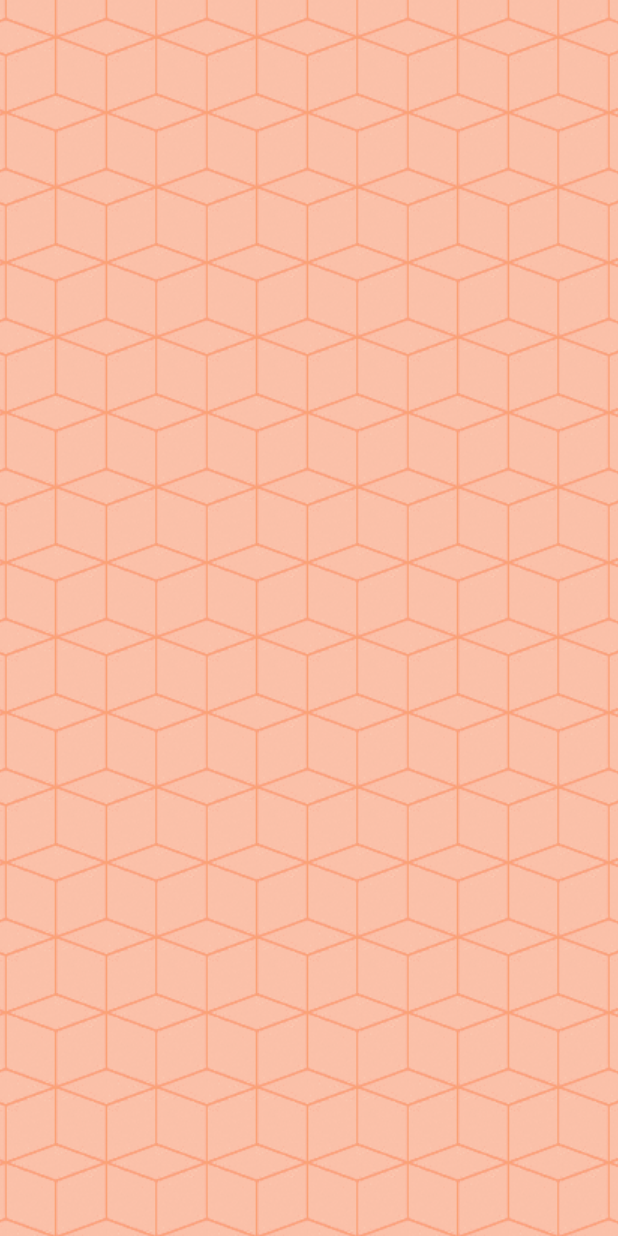
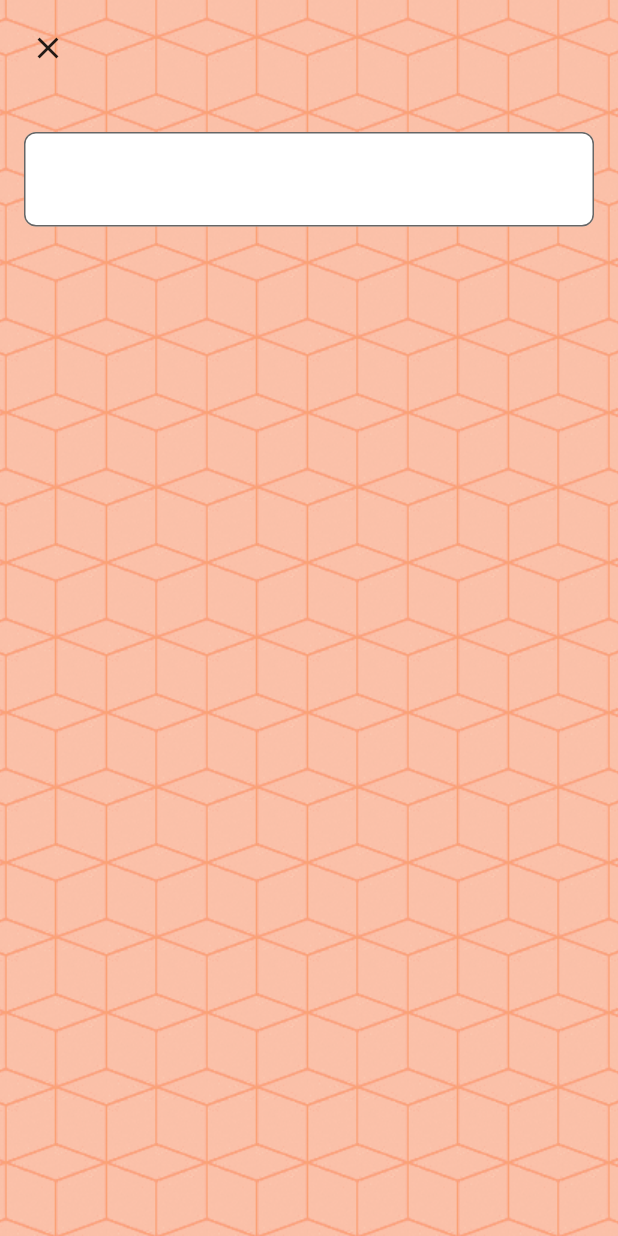
Before and after one commit to jtmuller5/candy_bars, a Flutter app: the NewAisleView screen opened directly, on a phone screen of 412 x 824 dp. Run offline on Flutter 3.47's test engine with Material 2 defaults, Android fonts, the light colour scheme and no system bars; our stand-ins replace flutter_dotenv, flutter_hooks, get_it, google_fonts, injectable, stacked and 1 more; accounts and stored records are empty; statements that could not run were skipped.

Commit message:
Loaders and adding new aisle

```diff
--- a/lib/features/aisles/ui/newAisle/new_aisle_view.dart
+++ b/lib/features/aisles/ui/newAisle/new_aisle_view.dart
@@ -1,15 +1,17 @@
 import 'package:candy_bars/features/shared/ui/background.dart';
 import 'package:flutter/material.dart';
+import 'package:flutter_hooks/flutter_hooks.dart';
 import 'package:stacked/stacked.dart';
 import './new_aisle_view_model.dart';
 
-class NewAisleView extends StatelessWidget {
+class NewAisleView extends HookWidget {
   const NewAisleView({Key? key}) : super(key: key);
 
   @override
   Widget build(BuildContext context) {
-    return ViewModelBuilder
-    <NewAisleViewModel>.reactive(
+    TextEditingController nameController = useTextEditingController();
+
+    return ViewModelBuilder<NewAisleViewModel>.reactive(
       viewModelBuilder: () => NewAisleViewModel(),
       onModelReady: (model) {
         // model.initialize();
@@ -17,13 +19,28 @@ class NewAisleView extends StatelessWidget {
       builder: (context, model, child) {
         return Scaffold(
             body: Background(
-              child: Column(
-                children: [
-                  Container()
-                ],
+          child: Stack(
+            children: [
+              Padding(
+                padding: const EdgeInsets.all(16.0),
+                child: Column(
+
+                  children: [
+                    SizedBox(height: 72),
+                    TextField(
+                      controller: nameController,
+                    )
+                  ],
+                ),
               ),
-            )
-        );
+              Positioned(
+                top: 8,
+                left: 8,
+                child: CloseButton(),
+              ),
+            ],
+          ),
+        ));
       },
     );
   }
--- a/lib/features/authentication/ui/signIn/sign_in_view_model.dart
+++ b/lib/features/authentication/ui/signIn/sign_in_view_model.dart
@@ -8,6 +8,8 @@ class SignInViewModel extends BaseViewModel {
   Future<void> signUp(String email, String password) async {
     String formattedEmail = email.trim();
     String formattedPassword = password.trim();
+
+    setBusy(true);
 
     try {
       final response = await Supabase.instance.client.auth.signUp(
@@ -32,6 +34,8 @@ class SignInViewModel extends BaseViewModel {
         debugPrint('Sign in error: $e');
       }
     }
+
+    setBusy(false);
   }
 
   Future<void> signIn(String email, String password) async {
--- a/lib/features/bars/models/bar.dart
+++ b/lib/features/bars/models/bar.dart
@@ -8,10 +8,13 @@ class Bar {
 
   String? text;
 
+  @JsonKey(name: 'created_at')
   DateTime? createdAt;
 
+  @JsonKey(name: 'updated_at')
   DateTime? updatedAt;
 
+  @JsonKey(name: 'user_id')
   String? userId;
 
   BarType? type;
--- a/lib/features/home/ui/home/home_view.dart
+++ b/lib/features/home/ui/home/home_view.dart
@@ -58,6 +58,7 @@ class HomeView extends StatelessWidget {
               mainAxisAlignment: MainAxisAlignment.end,
               children: [
                 FloatingActionButton.extended(
+                  heroTag: 'aisle',
                   onPressed: () {
                     Navigator.of(navigatorKey.currentContext!).push(MaterialPageRoute(builder: (context) => NewAisleView()));
                   },
@@ -67,6 +68,7 @@ class HomeView extends StatelessWidget {
                 ),
                 SizedBox(height: 8),
                 FloatingActionButton.extended(
+                  heroTag: 'bar',
                   onPressed: () {
                     Navigator.of(navigatorKey.currentContext!).push(MaterialPageRoute(builder: (context) => NewBarView()));
                   },
```
Also changed, not shown: lib/features/aisles/ui/newAisle/new_aisle_view_model.dart (+10 -8 lines), lib/features/authentication/ui/signIn/sign_in_view.dart (+15 -5 lines), lib/features/authentication/ui/splash/splash_view.dart (+5 -2 lines), lib/features/shared/ui/loading_overlay.dart (added, +12 -0 lines), lib/main.dart (+12 -1 lines), lib/features/bars/models/bar.g.dart.
